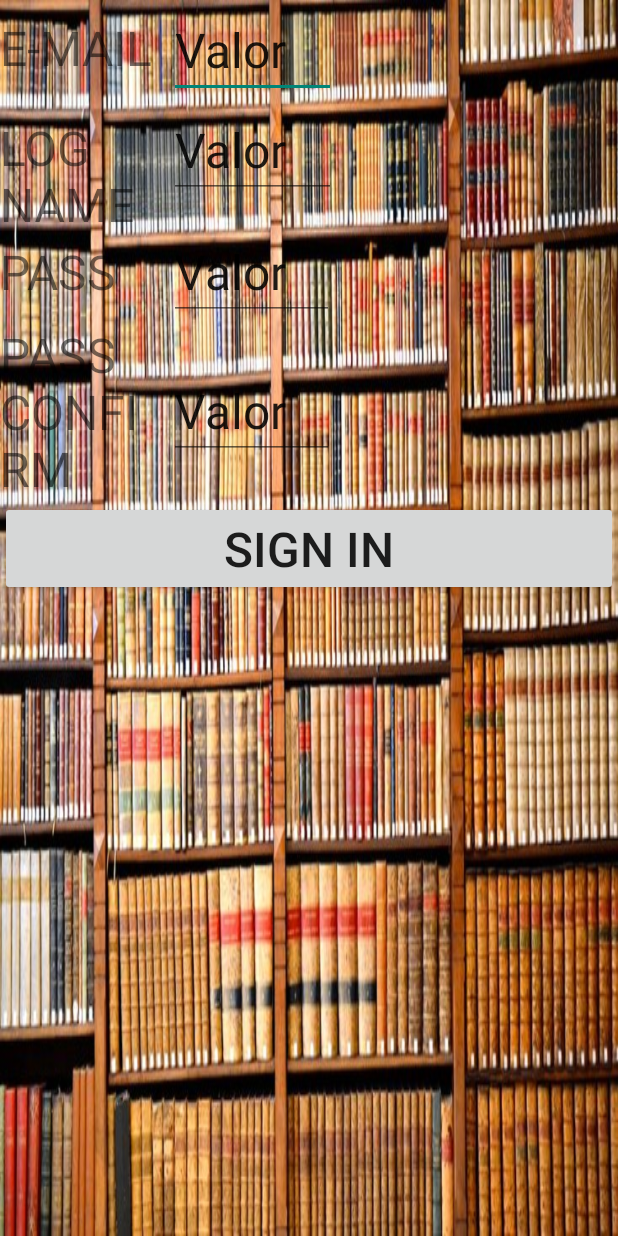
After one commit to losWachines/dbmeterAndroid, an Android app: the layout activity_signin.xml on its own in the app's theme, with its tools: preview values and no code run, on a phone screen of 412 x 824 dp. The commit adds this screen. Run offline under Robolectric (Android 15) with nearby library versions, the phone set to English and light mode, and no system bars.

Commit message:
todas pantallas

```diff
--- a/app/src/main/res/layout/activity_login.xml
+++ b/app/src/main/res/layout/activity_login.xml
@@ -62,8 +62,17 @@
         <Button
             android:layout_width="134dp"
             android:layout_height="wrap_content"
-            android:text="New Button"
+            android:text="LOG IN"
             android:id="@+id/LOGIN_SUBMIT"
+            android:layout_gravity="center_horizontal"
+            android:layout_weight="0.15"
+            android:textSize="32dp"/>
+
+        <Button
+            android:layout_width="134dp"
+            android:layout_height="wrap_content"
+            android:text="SIGN IN"
+            android:id="@+id/LOGIN_SIGNIN"
             android:layout_gravity="center_horizontal"
             android:layout_weight="0.15"
             android:textSize="32dp"/>
--- /dev/null
+++ b/app/src/main/res/layout/activity_signin.xml
@@ -0,0 +1,119 @@
+<?xml version="1.0" encoding="utf-8"?>
+<LinearLayout xmlns:android="http://schemas.android.com/apk/res/android"
+    android:orientation="vertical" android:layout_width="match_parent"
+    android:layout_height="match_parent"
+    android:background="@drawable/Biblioteca_academica">
+
+    <LinearLayout
+        android:layout_width="match_parent"
+        android:layout_height="wrap_content"
+        android:orientation="horizontal">
+        <TextView
+            android:layout_width="111dp"
+            android:layout_height="wrap_content"
+            android:text="E-MAIL"
+            android:id="@+id/SIGIN_EMAIL"
+            android:textSize="32dp" />
+
+        <EditText
+            android:layout_width="111dp"
+            android:layout_height="wrap_content"
+            android:text="Valor"
+            android:layout_margin="1dip"
+            android:id="@+id/SIGIN_EMAILValor"
+            android:textSize="32dp"/>
+
+    </LinearLayout>
+
+
+    <LinearLayout
+        android:layout_width="match_parent"
+        android:layout_height="wrap_content"
+        android:orientation="horizontal">
+        <TextView
+            android:layout_width="111dp"
+            android:layout_height="wrap_content"
+            android:text="LOG NAME"
+            android:id="@+id/SIGIN_LOGINTEXT"
+            android:textSize="32dp" />
+
+        <EditText
+            android:layout_width="111dp"
+            android:layout_height="wrap_content"
+            android:text="Valor"
+            android:layout_margin="1dip"
+            android:id="@+id/SIGIN_LOGINValor"
+            android:textSize="32dp"/>
+
+    </LinearLayout>
+
+
+    <LinearLayout
+        android:layout_width="match_parent"
+        android:layout_height="wrap_content"
+        android:orientation="horizontal">
+
+        <TextView
+            android:layout_width="111dp"
+            android:layout_height="wrap_content"
+            android:text="PASS"
+            android:id="@+id/SIGIN_PASSTEXT"
+            android:textSize="32dp"
+            android:layout_gravity="center_vertical" />
+
+
+
+
+        <EditText
+            android:layout_width="110dp"
+            android:layout_height="wrap_content"
+            android:text="Valor"
+            android:layout_margin="1dip"
+            android:id="@+id/SIGIN_PASSalor"
+            android:textSize="32dp"
+            android:layout_gravity="center_vertical" />
+
+    </LinearLayout>
+
+    <LinearLayout
+        android:layout_width="match_parent"
+        android:layout_height="wrap_content"
+        android:orientation="horizontal">
+
+        <TextView
+            android:layout_width="111dp"
+            android:layout_height="wrap_content"
+            android:text="PASS CONFIRM"
+            android:id="@+id/SIGIN_PASSCOMFIRMTEXT"
+            android:textSize="32dp"
+            android:layout_gravity="center_vertical" />
+
+
+
+
+        <EditText
+            android:layout_width="110dp"
+            android:layout_height="wrap_content"
+            android:text="Valor"
+            android:layout_margin="1dip"
+            android:id="@+id/SIGIN_PASCOMFIRMSalor"
+            android:textSize="32dp"
+            android:layout_gravity="center_vertical" />
+
+    </LinearLayout>
+    <LinearLayout
+        android:layout_width="match_parent"
+        android:layout_height="wrap_content"
+        android:orientation="horizontal">
+
+        <Button
+            android:layout_width="134dp"
+            android:layout_height="wrap_content"
+            android:text="SIGN IN"
+            android:id="@+id/SIGIN_SIGNIN"
+            android:layout_gravity="center_horizontal"
+            android:layout_weight="0.15"
+            android:textSize="32dp"/>
+    </LinearLayout>
+
+</LinearLayout>
```
